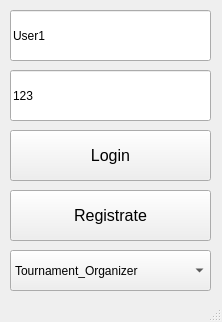
Old version of the form DataBaseCybersport/BaseWindow.ui in the repository Inlucker/DataBaseCybersport.
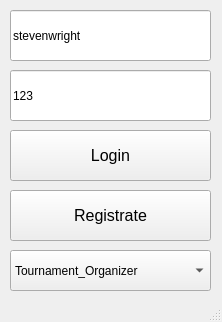
New version of the form.

Commit message: fixed showing my palyers in TeamsWindow

Diff of the .ui file:
```diff
--- a/DataBaseCybersport/BaseWindow.ui
+++ b/DataBaseCybersport/BaseWindow.ui
@@ -62,7 +62,7 @@
      </rect>
     </property>
     <property name="text">
-     <string>User1</string>
+     <string>stevenwright</string>
     </property>
    </widget>
    <widget class="QPushButton" name="login_btn">
```
The commit also changes 2 other files.
